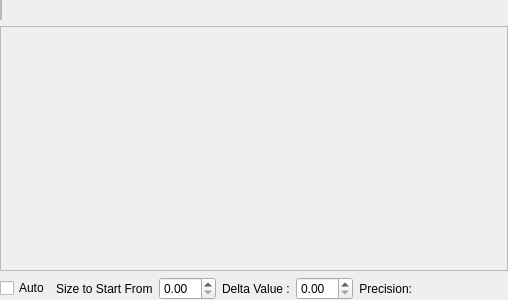
Qt form krita/plugins/paintops/libpaintop/forms/wdgbrushchooser.ui (KDE/krita) before a commit.
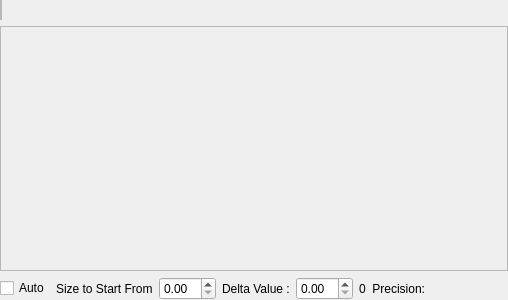
The same form after that commit. Custom widgets are drawn as their Qt base class.

Commit message:
BUG:319905 Add dynamic precision
Patch by Mohit Goyal. Thanks!

CCMAIL:mohit.bits2011@gmail.com

```diff
--- a/krita/plugins/paintops/libpaintop/forms/wdgbrushchooser.ui
+++ b/krita/plugins/paintops/libpaintop/forms/wdgbrushchooser.ui
@@ -109,6 +109,13 @@
      <item>
       <widget class="QDoubleSpinBox" name="deltaValueSpinBox"/>
      </item>
+     <item>
+      <widget class="QLabel" name="lblPrecisionValue">
+       <property name="text">
+        <string>0</string>
+       </property>
+      </widget>
+     </item>
      <item>
       <widget class="QLabel" name="lblPrecision">
        <property name="sizePolicy">
```
Left out of the diff: 6 changed lines with no effect on the pictures. The commit also changes 3 other files.
